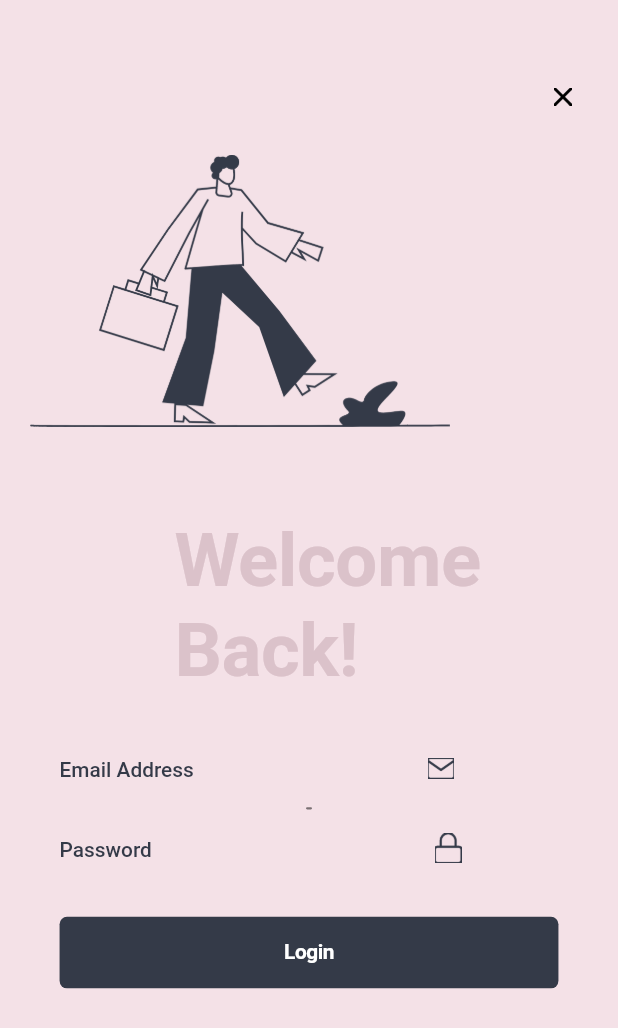
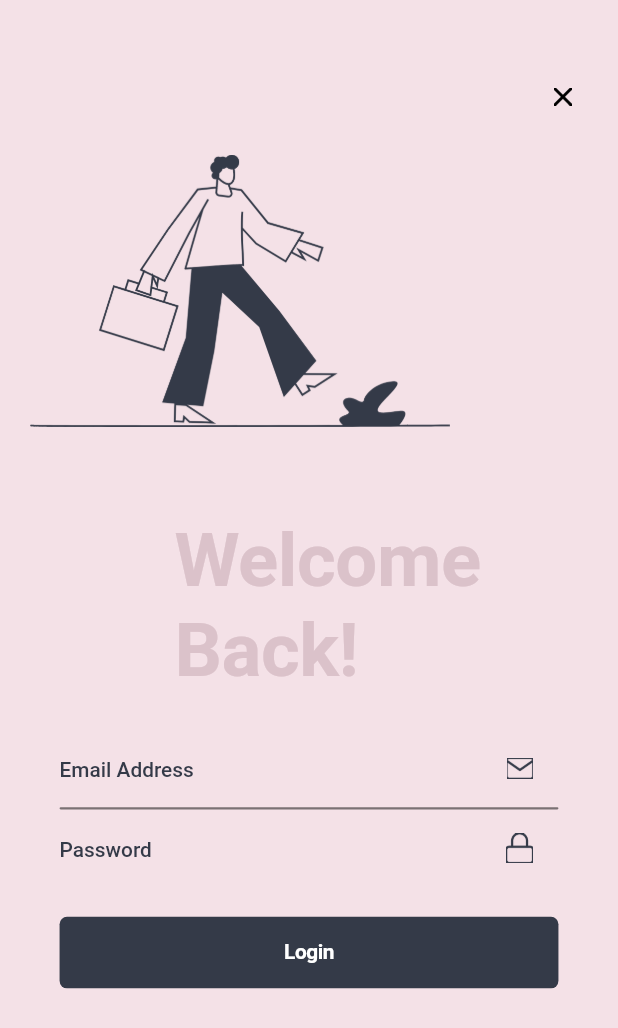
Before and after one commit to oussbad/goaluin-flutter-assignment, a Flutter app: the screen it shows after launch, after a tap on "SignIn", on a phone screen of 412 x 824 dp. Shown: the top 1028 px of the screen. Run offline on Flutter 3.47's test engine with Material 2 defaults, Android fonts, the phone set to English and light mode, and no system bars; Roboto replaces fonts that are missing (Montserrat).

Commit message:
Adding some changes to the 'welcomeback' screen and improving the navigation between screens.

```diff
--- a/lib/welcomeback.dart
+++ b/lib/welcomeback.dart
@@ -96,6 +96,8 @@ class Welcomeback extends StatelessWidget {
                                 ),
                               ),
                               Container(
+                                margin: EdgeInsets.fromLTRB(53 * fem, 0 * fem, 00 * fem, 00 * fem),
+
                                 width: 18 * fem,
                                 height: 14 * fem,
                                 child: Image.asset(
@@ -114,7 +116,7 @@ class Welcomeback extends StatelessWidget {
 
 
                     child: SizedBox(
-                      width: 4,
+                      width: 500,
                       height: 1.5,
                       child: Container(
                         decoration: BoxDecoration(
@@ -146,6 +148,8 @@ class Welcomeback extends StatelessWidget {
                         ),
 
                         Container(
+                          margin: EdgeInsets.fromLTRB(48 * fem, 0 * fem, 00 * fem, 00 * fem),
+
                           width: 18 * fem,
                           height: 20 * fem,
                           child: Image.asset(
```
